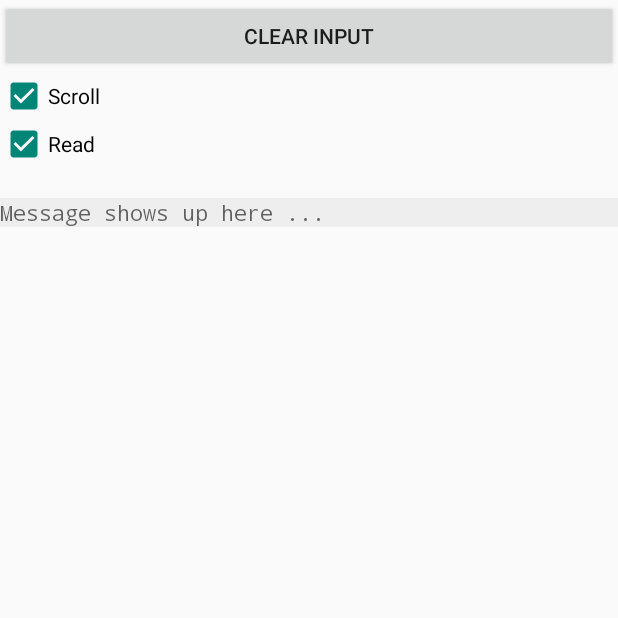
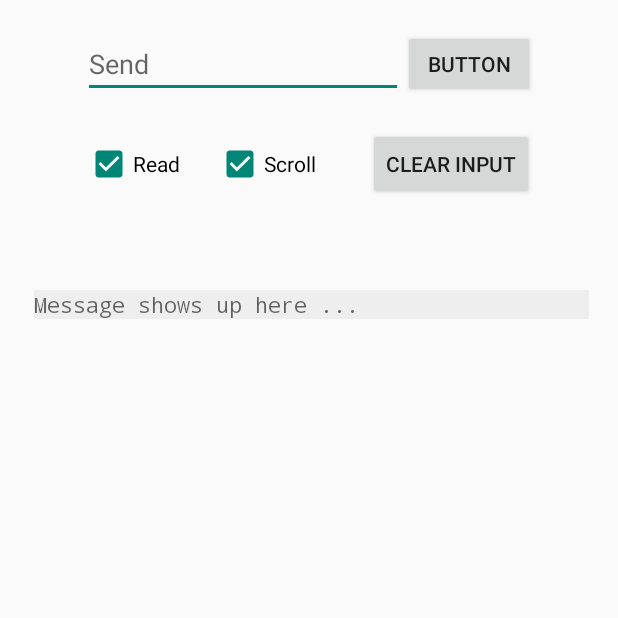
Before and after one commit to aritraMandal02/Arduino-Bluetooth-Connect, an Android app: the screen it shows after launch (MonitoringScreen), after a tap on "CONNECT", on a phone screen of 412 x 824 dp, the top half of it. Run offline under Robolectric (Android 15) with nearby library versions, the phone set to English and light mode, and no system bars; 5 statements that could not run were skipped.

Commit message:
Updated the Layout

```diff
--- a/app/src/main/res/layout/activity_monitoring_screen.xml
+++ b/app/src/main/res/layout/activity_monitoring_screen.xml
@@ -1,5 +1,5 @@
 <?xml version="1.0" encoding="utf-8"?>
-<LinearLayout xmlns:android="http://schemas.android.com/apk/res/android"
+<androidx.constraintlayout.widget.ConstraintLayout xmlns:android="http://schemas.android.com/apk/res/android"
     xmlns:app="http://schemas.android.com/apk/res-auto"
     xmlns:tools="http://schemas.android.com/tools"
     android:layout_width="match_parent"
@@ -7,59 +7,111 @@
     android:orientation="vertical"
     tools:context=".MonitoringScreen">
 
-    <LinearLayout
+    <androidx.constraintlayout.widget.ConstraintLayout
         android:layout_width="fill_parent"
         android:layout_height="wrap_content"
-        android:orientation="horizontal" >
+        android:orientation="horizontal"
+        app:layout_constraintEnd_toEndOf="parent"
+        app:layout_constraintStart_toStartOf="parent"
+        app:layout_constraintTop_toTopOf="parent">
 
-
-
-        <Button
-            android:id="@+id/btnClearInput"
-            android:layout_width="0dp"
-            android:layout_height="fill_parent"
-            android:layout_weight="5"
-            android:text="Clear Input" />
-
-
-    </LinearLayout>
-
-    <LinearLayout
-        android:layout_width="match_parent"
-        android:layout_height="match_parent"
-        android:orientation="vertical">
-
-        <CheckBox
-            android:id="@+id/chkScroll"
-            android:layout_width="fill_parent"
-            android:layout_height="wrap_content"
-            android:layout_margin="0dp"
-            android:checked="true"
-            android:text="Scroll" />
-
-        <CheckBox
-            android:id="@+id/chkReceiveText"
-            android:layout_width="fill_parent"
-            android:layout_height="wrap_content"
-            android:checked="true"
-            android:text="Read" />
 
         <ScrollView
             android:id="@+id/viewScroll"
-            android:layout_width="fill_parent"
-            android:layout_height="0dp"
-            android:layout_weight="1" >
+            android:layout_width="370dp"
+            android:layout_height="574dp"
+            android:layout_marginTop="40dp"
+            android:layout_weight="1"
+            app:layout_constraintEnd_toEndOf="parent"
+            app:layout_constraintHorizontal_bias="0.542"
+            app:layout_constraintStart_toStartOf="parent"
+            app:layout_constraintTop_toBottomOf="@+id/constraintLayout4">
 
             <TextView
                 android:id="@+id/txtReceive"
                 android:layout_width="fill_parent"
                 android:layout_height="wrap_content"
                 android:layout_gravity="top"
+                android:layout_marginTop="20dp"
                 android:background="#eeeeee"
-                android:typeface="monospace"
                 android:hint="Message shows up here ..."
                 android:scrollbars="vertical"
-                android:layout_marginTop="20dp"/>
+                android:typeface="monospace" />
         </ScrollView>
-    </LinearLayout>
-</LinearLayout>
+
+        <androidx.constraintlayout.widget.ConstraintLayout
+            android:id="@+id/constraintLayout3"
+            android:layout_width="wrap_content"
+            android:layout_height="wrap_content"
+            android:layout_marginTop="20dp"
+            app:layout_constraintEnd_toEndOf="parent"
+            app:layout_constraintStart_toStartOf="parent"
+            app:layout_constraintTop_toTopOf="parent">
+
+            <EditText
+                android:id="@+id/editTextTextPersonName"
+                android:layout_width="wrap_content"
+                android:layout_height="wrap_content"
+                android:ems="10"
+                android:hint="Send"
+                android:inputType="textPersonName"
+                app:layout_constraintBottom_toBottomOf="parent"
+                app:layout_constraintStart_toStartOf="parent"
+                app:layout_constraintTop_toTopOf="parent" />
+
+            <Button
+                android:id="@+id/button"
+                android:layout_width="wrap_content"
+                android:layout_height="0dp"
+                android:text="Button"
+                app:layout_constraintBottom_toBottomOf="@+id/editTextTextPersonName"
+                app:layout_constraintStart_toEndOf="@+id/editTextTextPersonName"
+                app:layout_constraintTop_toTopOf="@+id/editTextTextPersonName" />
+        </androidx.constraintlayout.widget.ConstraintLayout>
+
+        <androidx.constraintlayout.widget.ConstraintLayout
+            android:id="@+id/constraintLayout4"
+            android:layout_width="wrap_content"
+            android:layout_height="wrap_content"
+            android:layout_marginTop="20dp"
+            app:layout_constraintEnd_toEndOf="parent"
+            app:layout_constraintStart_toStartOf="parent"
+            app:layout_constraintTop_toBottomOf="@+id/constraintLayout3">
+
+            <Button
+                android:id="@+id/btnClearInput"
+                android:layout_width="wrap_content"
+                android:layout_height="wrap_content"
+                android:layout_weight="5"
+                android:text="Clear Input"
+                app:layout_constraintStart_toEndOf="@+id/chkScroll"
+                app:layout_constraintTop_toTopOf="parent" />
+
+            <CheckBox
+                android:id="@+id/chkScroll"
+                android:layout_width="101dp"
+                android:layout_height="0dp"
+                android:layout_margin="0dp"
+                android:checked="true"
+                android:text="Scroll"
+                app:layout_constraintBottom_toBottomOf="@+id/btnClearInput"
+                app:layout_constraintStart_toEndOf="@+id/chkReceiveText"
+                app:layout_constraintTop_toTopOf="@+id/btnClearInput"
+                app:layout_constraintVertical_bias="0.0" />
+
+            <CheckBox
+                android:id="@+id/chkReceiveText"
+                android:layout_width="87dp"
+                android:layout_height="0dp"
+                android:checked="true"
+                android:text="Read"
+                app:layout_constraintBottom_toBottomOf="@+id/chkScroll"
+                app:layout_constraintStart_toStartOf="parent"
+                app:layout_constraintTop_toTopOf="@+id/chkScroll"
+                app:layout_constraintVertical_bias="0.0" />
+        </androidx.constraintlayout.widget.ConstraintLayout>
+
+
+    </androidx.constraintlayout.widget.ConstraintLayout>
+
+</androidx.constraintlayout.widget.ConstraintLayout>
```
Also changed, not shown: app/src/main/java/com/example/arduinobluetoothconnect/MainActivity.java (+2 -17 lines), app/src/main/java/com/example/arduinobluetoothconnect/MonitoringScreen.java (+1 -7 lines), app/src/main/res/layout/activity_main.xml (+32 -15 lines).
